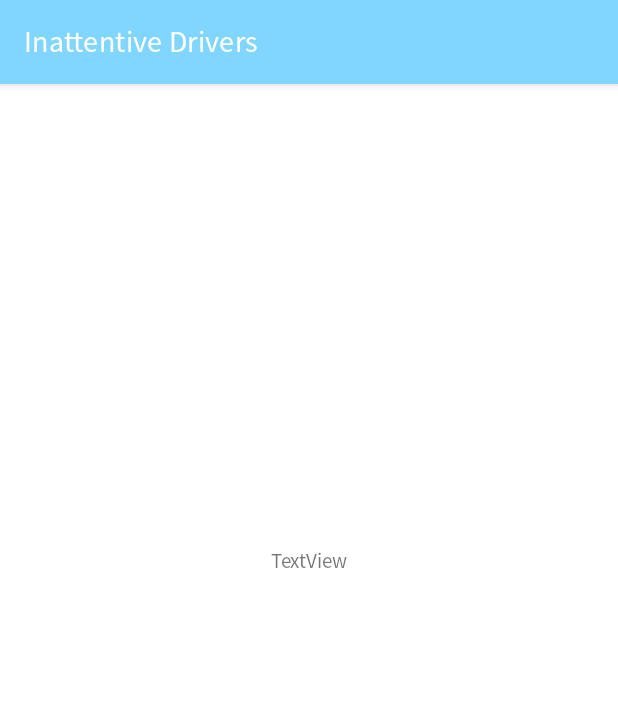
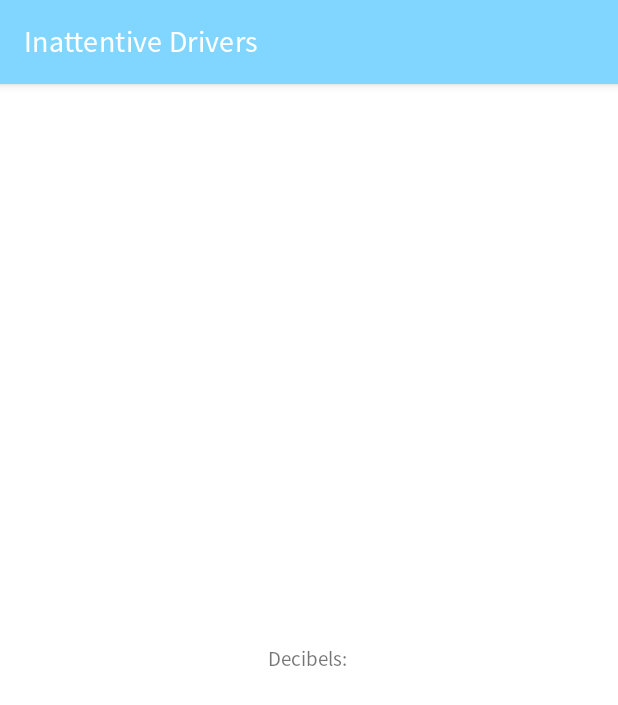
Before and after one commit to martimarino/CAReful, an Android app: the MicrophoneActivity screen opened directly, with no data from a screen before it, on a phone screen of 412 x 824 dp. Shown: the top 705 px of the screen. Run offline under Robolectric (Android 15) with nearby library versions, the phone set to English and light mode, and no system bars; libraries missing offline, so code that uses them is left out: com.karumi.dexter.

Commit message:
Threashold microphone.

```diff
--- a/application/app/src/main/java/it/unipi/dii/inattentivedrivers/sensors/MicrophoneManager.java
+++ b/application/app/src/main/java/it/unipi/dii/inattentivedrivers/sensors/MicrophoneManager.java
@@ -6,6 +6,7 @@ import android.content.pm.PackageManager;
 import android.media.AudioFormat;
 import android.media.MediaRecorder;
 import android.util.Log;
+import android.view.View;
 import android.widget.Toast;
 
 import androidx.core.app.ActivityCompat;
@@ -45,7 +46,7 @@ public class MicrophoneManager {
     int noiseDetections = 0;
     int noiseCounter = 0;   //when > noiseThreshold -> noiseDetections++
     static int counterThreshold = 5;
-    static double decibelThreshold = 150.0;
+    static double decibelThreshold = 50.0;
 
     public MicrophoneManager(MicrophoneActivity microphoneActivity, ActivityMicrophoneBinding activityMicrophoneBinding){
         mLock = new Object();
@@ -109,16 +110,22 @@ public class MicrophoneManager {
                 Log.d(TAG, "Decibel value:" + volume);
                 decibelMeasure = volume;
                 String outputStr = "Decibels: " + decibelMeasure;
+
+                if (context instanceof MicrophoneActivity)
+                    activityMicrophoneBinding.textActivityMicrophone.setText(outputStr);
+                Log.d("Decibel detected: ", String.valueOf(decibelMeasure));
+
                 if(decibelMeasure > decibelThreshold) {
                     noiseCounter++;
                     if (noiseCounter == counterThreshold) {
                         noiseDetections++;
                         noiseCounter = 0;
-                    }
+                        if(context instanceof MicrophoneActivity)
+                            activityMicrophoneBinding.thresholdExceeded.setVisibility(View.VISIBLE);
+                    } else if(context instanceof MicrophoneActivity)
+                        activityMicrophoneBinding.thresholdExceeded.setVisibility(View.INVISIBLE);
                 }
-                if (context instanceof MicrophoneActivity)
-                    activityMicrophoneBinding.textActivityMicrophone.setText(outputStr);
-                Log.d("Decibel detected: ", String.valueOf(decibelMeasure));
+
                 // About ten times a second
                 synchronized (mLock) {
                     try {
--- a/application/app/src/main/java/it/unipi/dii/inattentivedrivers/sensors/MotionManager.java
+++ b/application/app/src/main/java/it/unipi/dii/inattentivedrivers/sensors/MotionManager.java
@@ -236,10 +236,10 @@ public class MotionManager {
                 }
                 if(activity instanceof MapsActivity) {
                     TextView tv = activityMapsBinding.tvTortuosity;
-                    tv.setText("Sum: " + sum + "\nCurvatureIndex: " + curvatureIndex);
+                    tv.setText("Sum: " + sum + "\nRoad tortuosity level: " + curvatureIndex);
                 }
                 Log.d("sum", String.valueOf(sum));
-                Log.d("riskIndex", String.valueOf(curvatureIndex));
+                Log.d("RoadTortuosityLevel", String.valueOf(curvatureIndex));
                 azimuts.clear();
             }
         }
--- a/application/app/src/main/res/layout/activity_microphone.xml
+++ b/application/app/src/main/res/layout/activity_microphone.xml
@@ -9,8 +9,8 @@
     <TextView
         android:id="@+id/textActivityMicrophone"
         android:layout_width="300dp"
-        android:layout_height="150dp"
-        android:text="TextView"
+        android:layout_height="wrap_content"
+        android:text="Decibels: "
         android:textAlignment="center"
         app:layout_constraintBottom_toBottomOf="parent"
         app:layout_constraintEnd_toEndOf="parent"
@@ -20,4 +20,21 @@
         app:layout_constraintVertical_bias="0.499"
         tools:ignore="MissingConstraints" />
 
+    <TextView
+        android:id="@+id/thresholdExceeded"
+        android:layout_width="300dp"
+        android:layout_height="wrap_content"
+        android:visibility="invisible"
+        android:layout_marginTop="25dp"
+        android:text="Threshold exceeded!"
+        android:textColor="#FFFFFF"
+        android:padding="5dp"
+        android:background="#FF0000"
+        android:textAlignment="center"
+        app:layout_constraintEnd_toEndOf="parent"
+        app:layout_constraintHorizontal_bias="0.5"
+        app:layout_constraintStart_toStartOf="parent"
+        app:layout_constraintTop_toBottomOf="@+id/textActivityMicrophone"
+        tools:ignore="MissingConstraints" />
+
 </androidx.constraintlayout.widget.ConstraintLayout>
```
